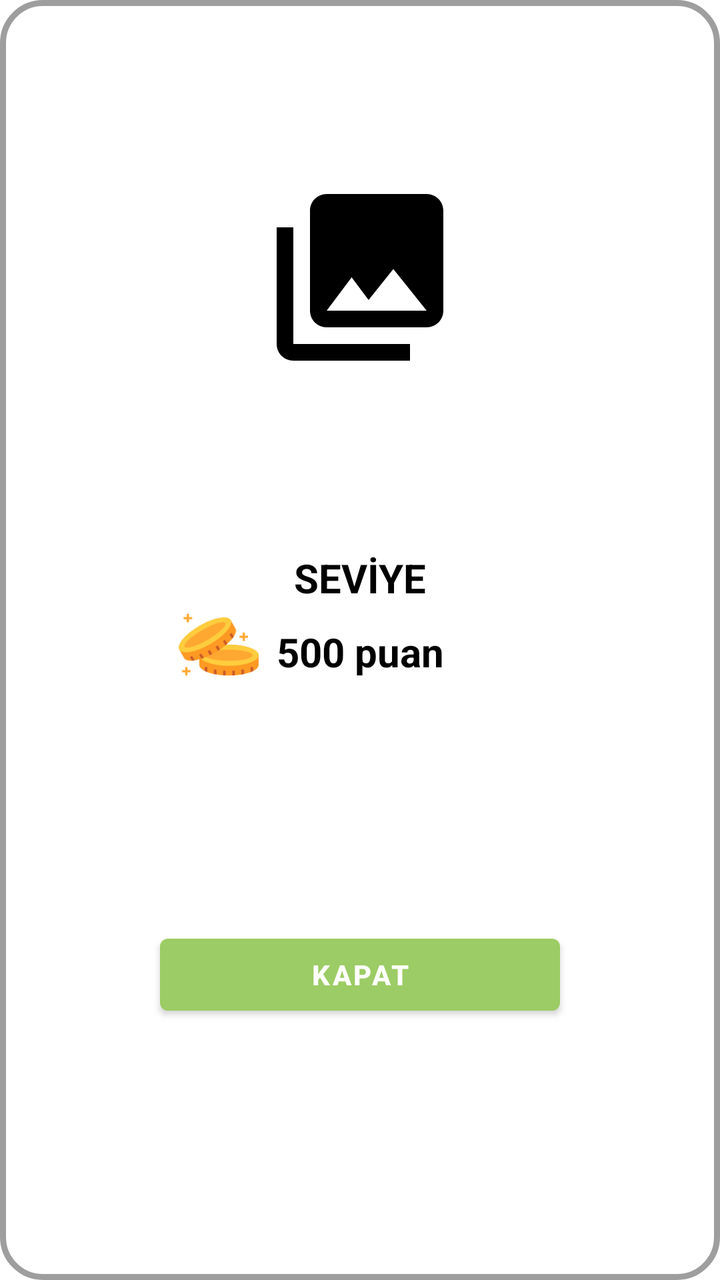
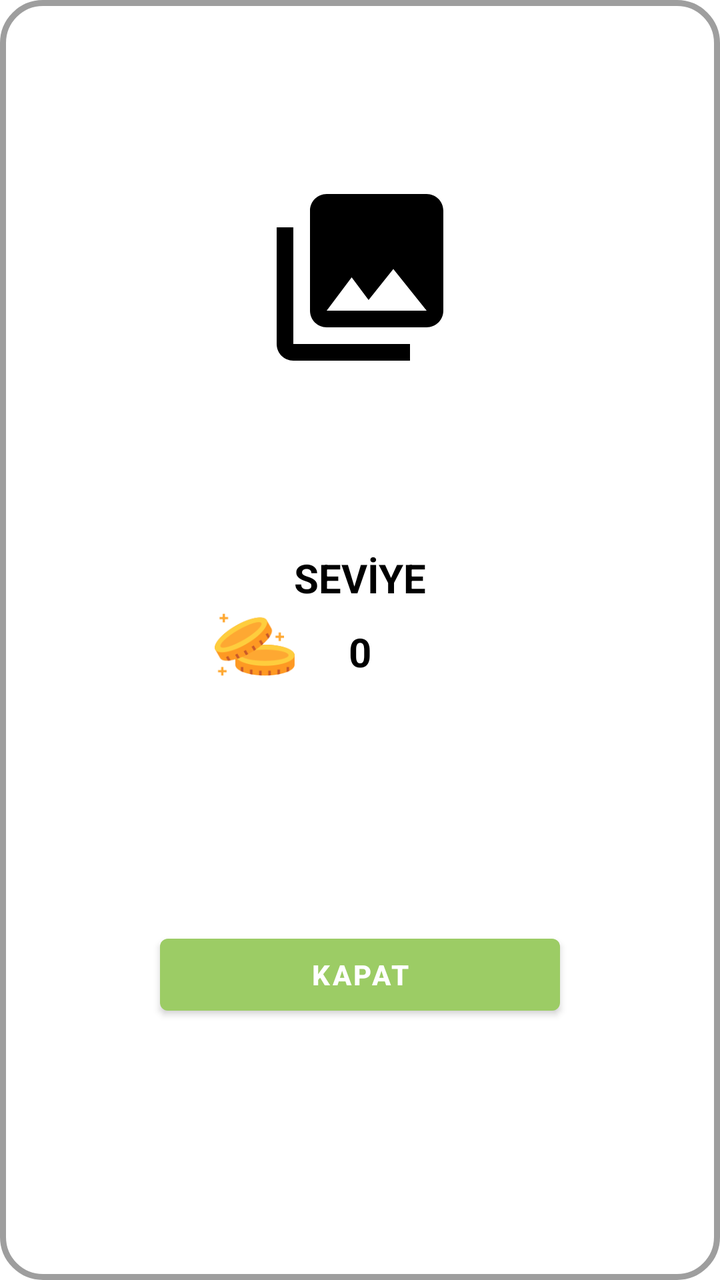

An Android layout rendered at two revisions. The XML below is the earlier revision; the diff shows what the commit changed to produce the second picture.
<!-- AndroidManifest.xml: application theme Theme.Yolcu -->
<!-- res/layout/end_game_popup.xml -->
<androidx.constraintlayout.widget.ConstraintLayout xmlns:android="http://schemas.android.com/apk/res/android"
    xmlns:app="http://schemas.android.com/apk/res-auto"
    xmlns:tools="http://schemas.android.com/tools"
    android:id="@+id/layoutPopUpEndGame"
    android:layout_width="match_parent"
    android:layout_height="wrap_content"
    android:padding="5dp"
    android:layout_margin="5dp"
    android:background="@drawable/ic_popup_background"
    android:layout_gravity="center">

    <ImageView
        android:id="@+id/imagePopUpEndGame"
        android:layout_width="100dp"
        android:layout_height="100dp"
        android:layout_centerHorizontal="true"
        android:layout_marginTop="15dp"
        android:src="@drawable/ic_menu_gallery"
        app:layout_constraintEnd_toEndOf="parent"
        app:layout_constraintStart_toStartOf="parent"
        app:layout_constraintTop_toBottomOf="@id/correctAnswerEndGame" />

    <TextView
        android:id="@+id/hintPopUpTextEndGame"
        android:layout_width="match_parent"
        android:layout_height="wrap_content"
        android:layout_centerHorizontal="true"
        android:layout_margin="10dp"
        android:gravity="center"
        android:textColor="@color/black"
        android:textSize="18sp"
        android:textStyle="bold"
        app:layout_constraintEnd_toEndOf="parent"
        app:layout_constraintStart_toStartOf="parent"
        app:layout_constraintTop_toTopOf="parent" />

    <TextView
        android:id="@+id/correctAnswerEndGame"
        android:layout_width="match_parent"
        android:layout_height="wrap_content"
        android:layout_centerHorizontal="true"
        android:layout_margin="10dp"
        android:gravity="center"
        android:textColor="@color/endGameAnswer"
        android:textSize="18sp"
        android:textStyle="bold"
        app:layout_constraintEnd_toEndOf="parent"
        app:layout_constraintStart_toStartOf="parent"
        app:layout_constraintTop_toBottomOf="@+id/hintPopUpTextEndGame" />

    <TextView
        android:id="@+id/correctAnswerCount"
        android:layout_width="match_parent"
        android:layout_height="wrap_content"
        android:layout_centerHorizontal="true"
        android:layout_margin="10dp"
        android:gravity="center"
        android:textColor="@color/black"
        android:textSize="50sp"
        android:textStyle="bold"
        app:layout_constraintEnd_toEndOf="parent"
        app:layout_constraintStart_toStartOf="parent"
        app:layout_constraintTop_toBottomOf="@+id/imagePopUpEndGame" />

    <TextView
        android:id="@+id/correctAnswerCountLevelLabel"
        android:layout_width="match_parent"
        android:layout_height="wrap_content"
        android:layout_centerHorizontal="true"
        android:layout_margin="10dp"
        android:gravity="center"
        android:text="@string/levelLabel"
        android:textColor="@color/black"
        android:textSize="20sp"
        android:textStyle="bold"
        app:layout_constraintEnd_toEndOf="parent"
        app:layout_constraintStart_toStartOf="parent"
        app:layout_constraintTop_toBottomOf="@+id/correctAnswerCount" />

    <ImageView
        android:id="@+id/coinImage"
        android:layout_width="40dp"
        android:layout_height="40dp"
        android:src="@drawable/coin_2"
        app:layout_constraintEnd_toStartOf="@+id/totalProfitLabel"
        app:layout_constraintStart_toStartOf="@+id/closeButtonEndGame"
        app:layout_constraintTop_toBottomOf="@+id/correctAnswerCountLevelLabel" />

    <TextView
        android:id="@+id/totalProfitLabel"
        android:layout_width="wrap_content"
        android:layout_height="wrap_content"
        android:layout_marginTop="10dp"
        android:layout_marginBottom="10dp"
        android:text="500 puan"
        android:textColor="@color/black"
        android:textSize="20sp"
        android:textStyle="bold"
        app:layout_constraintEnd_toEndOf="@+id/closeButtonEndGame"
        app:layout_constraintStart_toStartOf="@+id/closeButtonEndGame"
        app:layout_constraintTop_toBottomOf="@+id/correctAnswerCountLevelLabel" />

    
    <Button
        android:id="@+id/closeButtonEndGame"
        android:layout_width="200dp"
        android:layout_height="wrap_content"
        app:layout_constraintTop_toBottomOf="@id/totalProfitLabel"
        android:layout_margin="15dp"
        android:gravity="center"
        android:text="@string/close"
        android:textStyle="bold"
        app:layout_constraintBottom_toBottomOf="parent"
        app:layout_constraintEnd_toEndOf="parent"
        app:layout_constraintStart_toStartOf="parent"
        />
</androidx.constraintlayout.widget.ConstraintLayout>
<!-- resources referenced by this layout -->
<resources>
  <color name="black">#FF000000</color>
  <color name="endGameAnswer">#EF5350</color>
  <!-- drawable coin_2: png bitmap (drawable, 6130 bytes) -->
  <!-- drawable ic_menu_gallery (drawable) -->
  <vector xmlns:android="http://schemas.android.com/apk/res/android"
      android:width="24dp"
      android:height="24dp"
      android:viewportWidth="24.0"
      android:viewportHeight="24.0">
      <path
          android:fillColor="#FF000000"
          android:pathData="M22,16V4c0,-1.1 -0.9,-2 -2,-2H8c-1.1,0 -2,0.9 -2,2v12c0,1.1 0.9,2 2,2h12c1.1,0 2,-0.9 2,-2zm-11,-4l2.03,2.71L16,11l4,5H8l3,-4zM2,6v14c0,1.1 0.9,2 2,2h14v-2H4V6H2z" />
  </vector>
  <!-- drawable ic_popup_background (drawable) -->
  <shape xmlns:android="http://schemas.android.com/apk/res/android">
      <solid android:color="#ffffff" />
      <stroke
          android:width="3dp"
          android:color="@color/colorGray" />
      <corners android:radius="20dp" />
  </shape>
  <string name="close">KAPAT</string>
  <string name="levelLabel">SEVİYE</string>
  <style name="Theme.Yolcu" parent="Theme.MaterialComponents.DayNight.DarkActionBar">
          
          <item name="colorPrimary">#9CCC65</item>
          <item name="colorPrimaryVariant">#43A047</item>
          <item name="colorOnPrimary">@color/white</item>
          
          <item name="colorSecondary">#9CCC65</item>
          <item name="colorSecondaryVariant">@color/teal_700</item>
          <item name="colorOnSecondary">@color/white</item>
          
          <item name="android:statusBarColor">?attr/colorPrimaryVariant</item>
          
          <item name="actionMenuTextColor">@color/white</item>
          <item name="android:actionMenuTextColor">@color/white</item>
          <item name="android:textColor">@color/black</item>
      </style>
  <color name="colorGray">#9E9E9E</color>
  <color name="white">#FFFFFFFF</color>
  <color name="teal_700">#FF018786</color>
</resources>

<!-- the commit's change to res/layout/end_game_popup.xml (unified diff, before → after) -->
@@ -1,13 +1,12 @@
 <androidx.constraintlayout.widget.ConstraintLayout xmlns:android="http://schemas.android.com/apk/res/android"
     xmlns:app="http://schemas.android.com/apk/res-auto"
-    xmlns:tools="http://schemas.android.com/tools"
     android:id="@+id/layoutPopUpEndGame"
     android:layout_width="match_parent"
     android:layout_height="wrap_content"
-    android:padding="5dp"
+    android:layout_gravity="center"
     android:layout_margin="5dp"
     android:background="@drawable/ic_popup_background"
-    android:layout_gravity="center">
+    android:padding="5dp">
 
     <ImageView
         android:id="@+id/imagePopUpEndGame"
@@ -15,6 +14,7 @@
         android:layout_height="100dp"
         android:layout_centerHorizontal="true"
         android:layout_marginTop="15dp"
+        android:contentDescription="@string/bildirim_icon"
         android:src="@drawable/ic_menu_gallery"
         app:layout_constraintEnd_toEndOf="parent"
         app:layout_constraintStart_toStartOf="parent"
@@ -81,6 +81,7 @@
         android:id="@+id/coinImage"
         android:layout_width="40dp"
         android:layout_height="40dp"
+        android:contentDescription="@string/altin_icon"
         android:src="@drawable/coin_2"
         app:layout_constraintEnd_toStartOf="@+id/totalProfitLabel"
         app:layout_constraintStart_toStartOf="@+id/closeButtonEndGame"
@@ -92,7 +93,7 @@
         android:layout_height="wrap_content"
         android:layout_marginTop="10dp"
         android:layout_marginBottom="10dp"
-        android:text="500 puan"
+        android:text="@string/default_value"
         android:textColor="@color/black"
         android:textSize="20sp"
         android:textStyle="bold"
@@ -105,7 +106,6 @@
         android:id="@+id/closeButtonEndGame"
         android:layout_width="200dp"
         android:layout_height="wrap_content"
-        app:layout_constraintTop_toBottomOf="@id/totalProfitLabel"
         android:layout_margin="15dp"
         android:gravity="center"
         android:text="@string/close"
@@ -113,5 +113,5 @@
         app:layout_constraintBottom_toBottomOf="parent"
         app:layout_constraintEnd_toEndOf="parent"
         app:layout_constraintStart_toStartOf="parent"
-        />
+        app:layout_constraintTop_toBottomOf="@id/totalProfitLabel" />
 </androidx.constraintlayout.widget.ConstraintLayout>
<!-- resource entries referenced after the edit -->
@@ -21,7 +21,10 @@
           android:color="@color/colorGray" />
       <corners android:radius="20dp" />
   </shape>
+  <string name="altin_icon">Altın ikonu</string>
+  <string name="bildirim_icon">Bildirim ikonu</string>
   <string name="close">KAPAT</string>
+  <string name="default_value">0</string>
   <string name="levelLabel">SEVİYE</string>
   <style name="Theme.Yolcu" parent="Theme.MaterialComponents.DayNight.DarkActionBar">
           
